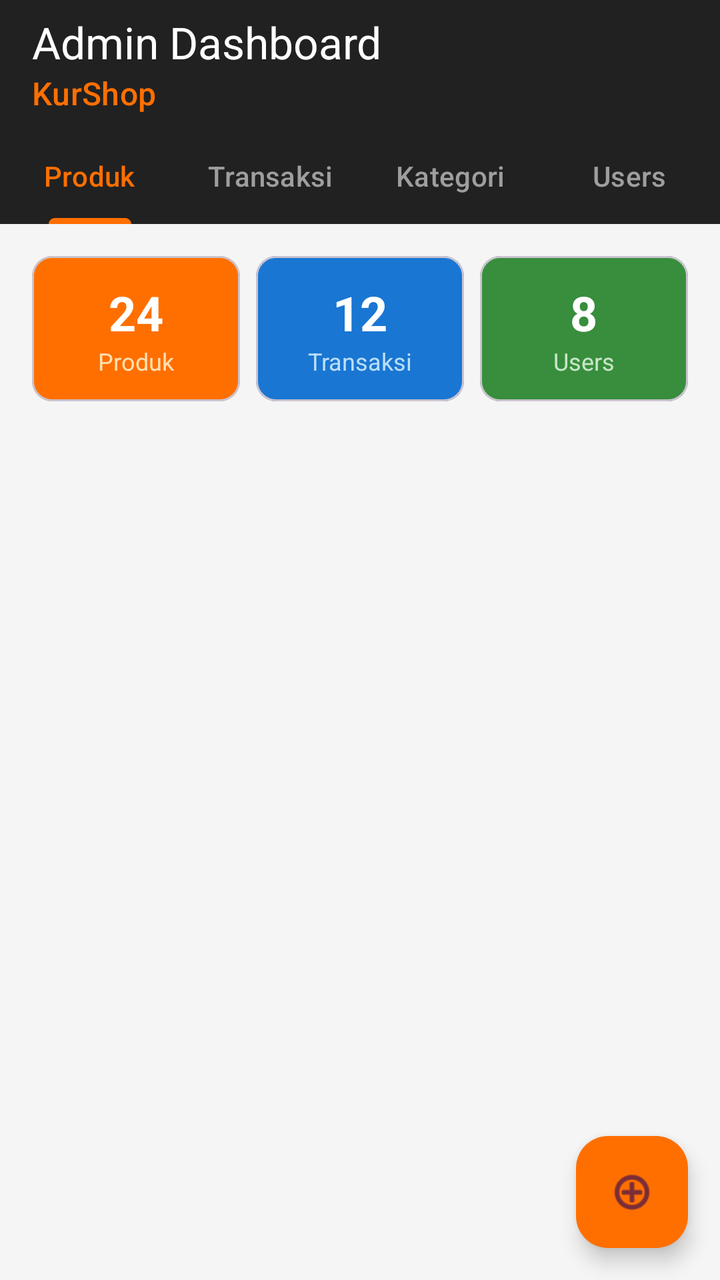
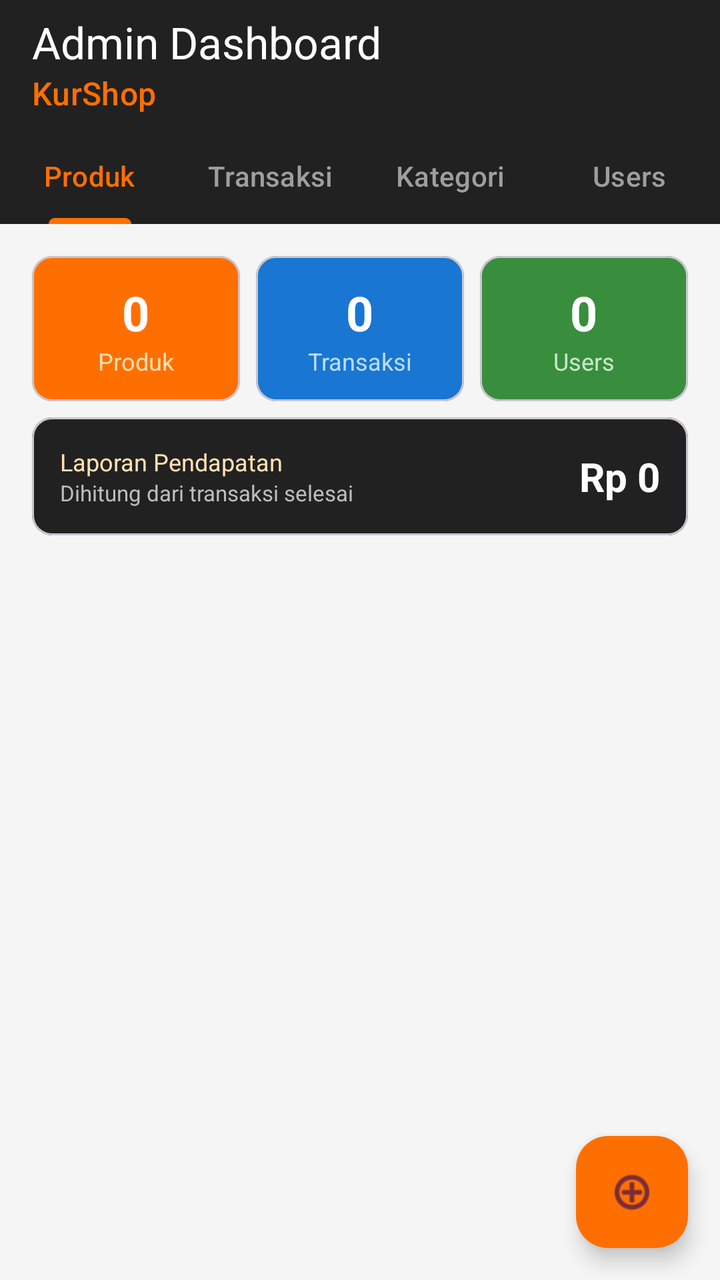

Before-and-after screenshots of an Android layout around one commit, followed by the original layout XML and the change that was made.
<!-- AndroidManifest.xml: application theme Theme.KurShop -->
<!-- res/layout/activity_admin_dashboard.xml -->
<?xml version="1.0" encoding="utf-8"?>
<LinearLayout xmlns:android="http://schemas.android.com/apk/res/android"
    xmlns:app="http://schemas.android.com/apk/res-auto"
    android:layout_width="match_parent"
    android:layout_height="match_parent"
    android:orientation="vertical"
    android:background="#F5F5F5">

    
    <com.google.android.material.appbar.MaterialToolbar
        android:id="@+id/toolbar"
        android:layout_width="match_parent"
        android:layout_height="?attr/actionBarSize"
        android:background="#212121"
        app:title="Admin Dashboard"
        app:titleTextColor="@android:color/white"
        app:subtitle="KurShop"
        app:subtitleTextColor="#FF6F00"/>

    
    <com.google.android.material.tabs.TabLayout
        android:id="@+id/tabLayout"
        android:layout_width="match_parent"
        android:layout_height="wrap_content"
        android:background="#212121"
        app:tabTextColor="#9E9E9E"
        app:tabSelectedTextColor="#FF6F00"
        app:tabIndicatorColor="#FF6F00">

        <com.google.android.material.tabs.TabItem
            android:layout_width="wrap_content"
            android:layout_height="wrap_content"
            android:text="Produk"/>

        <com.google.android.material.tabs.TabItem
            android:layout_width="wrap_content"
            android:layout_height="wrap_content"
            android:text="Transaksi"/>

        <com.google.android.material.tabs.TabItem
            android:layout_width="wrap_content"
            android:layout_height="wrap_content"
            android:text="Kategori"/>

        <com.google.android.material.tabs.TabItem
            android:layout_width="wrap_content"
            android:layout_height="wrap_content"
            android:text="Users"/>
    </com.google.android.material.tabs.TabLayout>

    
    <LinearLayout
        android:layout_width="match_parent"
        android:layout_height="wrap_content"
        android:orientation="horizontal"
        android:padding="12dp">

        
        <com.google.android.material.card.MaterialCardView
            android:layout_width="0dp"
            android:layout_height="wrap_content"
            android:layout_weight="1"
            android:layout_margin="4dp"
            app:cardCornerRadius="10dp"
            app:cardBackgroundColor="#FF6F00">

            <LinearLayout
                android:layout_width="match_parent"
                android:layout_height="wrap_content"
                android:orientation="vertical"
                android:padding="12dp"
                android:gravity="center">

                <TextView
                    android:id="@+id/tvJumlahProduk"
                    android:layout_width="wrap_content"
                    android:layout_height="wrap_content"
                    android:text="24"
                    android:textSize="24sp"
                    android:textStyle="bold"
                    android:textColor="@android:color/white"/>

                <TextView
                    android:layout_width="wrap_content"
                    android:layout_height="wrap_content"
                    android:text="Produk"
                    android:textSize="12sp"
                    android:textColor="#FFE0B2"/>
            </LinearLayout>
        </com.google.android.material.card.MaterialCardView>

        
        <com.google.android.material.card.MaterialCardView
            android:layout_width="0dp"
            android:layout_height="wrap_content"
            android:layout_weight="1"
            android:layout_margin="4dp"
            app:cardCornerRadius="10dp"
            app:cardBackgroundColor="#1976D2">

            <LinearLayout
                android:layout_width="match_parent"
                android:layout_height="wrap_content"
                android:orientation="vertical"
                android:padding="12dp"
                android:gravity="center">

                <TextView
                    android:id="@+id/tvJumlahTransaksi"
                    android:layout_width="wrap_content"
                    android:layout_height="wrap_content"
                    android:text="12"
                    android:textSize="24sp"
                    android:textStyle="bold"
                    android:textColor="@android:color/white"/>

                <TextView
                    android:layout_width="wrap_content"
                    android:layout_height="wrap_content"
                    android:text="Transaksi"
                    android:textSize="12sp"
                    android:textColor="#BBDEFB"/>
            </LinearLayout>
        </com.google.android.material.card.MaterialCardView>

        
        <com.google.android.material.card.MaterialCardView
            android:layout_width="0dp"
            android:layout_height="wrap_content"
            android:layout_weight="1"
            android:layout_margin="4dp"
            app:cardCornerRadius="10dp"
            app:cardBackgroundColor="#388E3C">

            <LinearLayout
                android:layout_width="match_parent"
                android:layout_height="wrap_content"
                android:orientation="vertical"
                android:padding="12dp"
                android:gravity="center">

                <TextView
                    android:id="@+id/tvJumlahUser"
                    android:layout_width="wrap_content"
                    android:layout_height="wrap_content"
                    android:text="8"
                    android:textSize="24sp"
                    android:textStyle="bold"
                    android:textColor="@android:color/white"/>

                <TextView
                    android:layout_width="wrap_content"
                    android:layout_height="wrap_content"
                    android:text="Users"
                    android:textSize="12sp"
                    android:textColor="#C8E6C9"/>
            </LinearLayout>
        </com.google.android.material.card.MaterialCardView>
    </LinearLayout>

    
    <androidx.viewpager2.widget.ViewPager2
        android:id="@+id/viewPager"
        android:layout_width="match_parent"
        android:layout_height="0dp"
        android:layout_weight="1"/>

    
    <com.google.android.material.floatingactionbutton.FloatingActionButton
        android:id="@+id/fabTambah"
        android:layout_width="wrap_content"
        android:layout_height="wrap_content"
        android:layout_gravity="bottom|end"
        android:layout_margin="16dp"
        android:src="@android:drawable/ic_menu_add"
        android:backgroundTint="#FF6F00"
        android:contentDescription="Tambah"/>

</LinearLayout>
<!-- resources referenced by this layout -->
<resources>
  <style name="Theme.KurShop" parent="Base.Theme.KurShop" />
  <style name="Base.Theme.KurShop" parent="Theme.Material3.DayNight.NoActionBar">
          
          
      </style>
</resources>

<!-- the commit's change to res/layout/activity_admin_dashboard.xml (unified diff, before → after) -->
@@ -15,7 +15,7 @@
         app:title="Admin Dashboard"
         app:titleTextColor="@android:color/white"
         app:subtitle="KurShop"
-        app:subtitleTextColor="#FF6F00"/>
+        app:subtitleTextColor="#FF6F00" />
 
     
     <com.google.android.material.tabs.TabLayout
@@ -30,130 +30,184 @@
         <com.google.android.material.tabs.TabItem
             android:layout_width="wrap_content"
             android:layout_height="wrap_content"
-            android:text="Produk"/>
-
-        <com.google.android.material.tabs.TabItem
-            android:layout_width="wrap_content"
-            android:layout_height="wrap_content"
-            android:text="Transaksi"/>
-
-        <com.google.android.material.tabs.TabItem
-            android:layout_width="wrap_content"
-            android:layout_height="wrap_content"
-            android:text="Kategori"/>
-
-        <com.google.android.material.tabs.TabItem
-            android:layout_width="wrap_content"
-            android:layout_height="wrap_content"
-            android:text="Users"/>
+            android:text="Produk" />
+
+        <com.google.android.material.tabs.TabItem
+            android:layout_width="wrap_content"
+            android:layout_height="wrap_content"
+            android:text="Transaksi" />
+
+        <com.google.android.material.tabs.TabItem
+            android:layout_width="wrap_content"
+            android:layout_height="wrap_content"
+            android:text="Kategori" />
+
+        <com.google.android.material.tabs.TabItem
+            android:layout_width="wrap_content"
+            android:layout_height="wrap_content"
+            android:text="Users" />
     </com.google.android.material.tabs.TabLayout>
 
     
     <LinearLayout
         android:layout_width="match_parent"
         android:layout_height="wrap_content"
-        android:orientation="horizontal"
+        android:orientation="vertical"
         android:padding="12dp">
+
+        <LinearLayout
+            android:layout_width="match_parent"
+            android:layout_height="wrap_content"
+            android:orientation="horizontal">
+
+            
+            <com.google.android.material.card.MaterialCardView
+                android:layout_width="0dp"
+                android:layout_height="wrap_content"
+                android:layout_weight="1"
+                android:layout_margin="4dp"
+                app:cardCornerRadius="10dp"
+                app:cardBackgroundColor="#FF6F00">
+
+                <LinearLayout
+                    android:layout_width="match_parent"
+                    android:layout_height="wrap_content"
+                    android:orientation="vertical"
+                    android:padding="12dp"
+                    android:gravity="center">
+
+                    <TextView
+                        android:id="@+id/tvJumlahProduk"
+                        android:layout_width="wrap_content"
+                        android:layout_height="wrap_content"
+                        android:text="0"
+                        android:textSize="24sp"
+                        android:textStyle="bold"
+                        android:textColor="@android:color/white" />
+
+                    <TextView
+                        android:layout_width="wrap_content"
+                        android:layout_height="wrap_content"
+                        android:text="Produk"
+                        android:textSize="12sp"
+                        android:textColor="#FFE0B2" />
+                </LinearLayout>
+            </com.google.android.material.card.MaterialCardView>
+
+            
+            <com.google.android.material.card.MaterialCardView
+                android:layout_width="0dp"
+                android:layout_height="wrap_content"
+                android:layout_weight="1"
+                android:layout_margin="4dp"
+                app:cardCornerRadius="10dp"
+                app:cardBackgroundColor="#1976D2">
+
+                <LinearLayout
+                    android:layout_width="match_parent"
+                    android:layout_height="wrap_content"
+                    android:orientation="vertical"
+                    android:padding="12dp"
+                    android:gravity="center">
+
+                    <TextView
+                        android:id="@+id/tvJumlahTransaksi"
+                        android:layout_width="wrap_content"
+                        android:layout_height="wrap_content"
+                        android:text="0"
+                        android:textSize="24sp"
+                        android:textStyle="bold"
+                        android:textColor="@android:color/white" />
+
+                    <TextView
+                        android:layout_width="wrap_content"
+                        android:layout_height="wrap_content"
+                        android:text="Transaksi"
+                        android:textSize="12sp"
+                        android:textColor="#BBDEFB" />
+                </LinearLayout>
+            </com.google.android.material.card.MaterialCardView>
+
+            
+            <com.google.android.material.card.MaterialCardView
+                android:layout_width="0dp"
+                android:layout_height="wrap_content"
+                android:layout_weight="1"
+                android:layout_margin="4dp"
+                app:cardCornerRadius="10dp"
+                app:cardBackgroundColor="#388E3C">
+
+                <LinearLayout
+                    android:layout_width="match_parent"
+                    android:layout_height="wrap_content"
+                    android:orientation="vertical"
+                    android:padding="12dp"
+                    android:gravity="center">
+
+                    <TextView
+                        android:id="@+id/tvJumlahUser"
+                        android:layout_width="wrap_content"
+                        android:layout_height="wrap_content"
+                        android:text="0"
+                        android:textSize="24sp"
+                        android:textStyle="bold"
+                        android:textColor="@android:color/white" />
+
+                    <TextView
+                        android:layout_width="wrap_content"
+                        android:layout_height="wrap_content"
+                        android:text="Users"
+                        android:textSize="12sp"
+                        android:textColor="#C8E6C9" />
+                </LinearLayout>
+            </com.google.android.material.card.MaterialCardView>
+        </LinearLayout>
 
         
         <com.google.android.material.card.MaterialCardView
-            android:layout_width="0dp"
-            android:layout_height="wrap_content"
-            android:layout_weight="1"
+            android:layout_width="match_parent"
+            android:layout_height="wrap_content"
             android:layout_margin="4dp"
             app:cardCornerRadius="10dp"
-            app:cardBackgroundColor="#FF6F00">
+            app:cardBackgroundColor="#212121">
 
             <LinearLayout
                 android:layout_width="match_parent"
                 android:layout_height="wrap_content"
-                android:orientation="vertical"
-                android:padding="12dp"
-                android:gravity="center">
+                android:orientation="horizontal"
+                android:padding="14dp"
+                android:gravity="center_vertical">
+
+                <LinearLayout
+                    android:layout_width="0dp"
+                    android:layout_height="wrap_content"
+                    android:layout_weight="1"
+                    android:orientation="vertical">
+
+                    <TextView
+                        android:layout_width="wrap_content"
+                        android:layout_height="wrap_content"
+                        android:text="Laporan Pendapatan"
+                        android:textSize="12sp"
+                        android:textColor="#FFE0B2" />
+
+                    <TextView
+                        android:layout_width="wrap_content"
+                        android:layout_height="wrap_content"
+                        android:text="Dihitung dari transaksi selesai"
+                        android:textSize="11sp"
+                        android:textColor="#BDBDBD" />
+                </LinearLayout>
 
                 <TextView
-                    android:id="@+id/tvJumlahProduk"
+                    android:id="@+id/tvTotalPendapatan"
                     android:layout_width="wrap_content"
                     android:layout_height="wrap_content"
-                    android:text="24"
-                    android:textSize="24sp"
+                    android:text="Rp 0"
+                    android:textSize="20sp"
                     android:textStyle="bold"
-                    android:textColor="@android:color/white"/>
-
-                <TextView
-                    android:layout_width="wrap_content"
-                    android:layout_height="wrap_content"
-                    android:text="Produk"
-                    android:textSize="12sp"
-                    android:textColor="#FFE0B2"/>
-            </LinearLayout>
-        </com.google.android.material.card.MaterialCardView>
-
-        
-        <com.google.android.material.card.MaterialCardView
-            android:layout_width="0dp"
-            android:layout_height="wrap_content"
-            android:layout_weight="1"
-            android:layout_margin="4dp"
-            app:cardCornerRadius="10dp"
-            app:cardBackgroundColor="#1976D2">
-
-            <LinearLayout
-                android:layout_width="match_parent"
-                android:layout_height="wrap_content"
-                android:orientation="vertical"
-                android:padding="12dp"
-                android:gravity="center">
-
-                <TextView
-                    android:id="@+id/tvJumlahTransaksi"
-                    android:layout_width="wrap_content"
-                    android:layout_height="wrap_content"
-                    android:text="12"
-                    android:textSize="24sp"
-                    android:textStyle="bold"
-                    android:textColor="@android:color/white"/>
-
-                <TextView
-                    android:layout_width="wrap_content"
-                    android:layout_height="wrap_content"
-                    android:text="Transaksi"
-                    android:textSize="12sp"
-                    android:textColor="#BBDEFB"/>
-            </LinearLayout>
-        </com.google.android.material.card.MaterialCardView>
-
-        
-        <com.google.android.material.card.MaterialCardView
-            android:layout_width="0dp"
-            android:layout_height="wrap_content"
-            android:layout_weight="1"
-            android:layout_margin="4dp"
-            app:cardCornerRadius="10dp"
-            app:cardBackgroundColor="#388E3C">
-
-            <LinearLayout
-                android:layout_width="match_parent"
-                android:layout_height="wrap_content"
-                android:orientation="vertical"
-                android:padding="12dp"
-                android:gravity="center">
-
-                <TextView
-                    android:id="@+id/tvJumlahUser"
-                    android:layout_width="wrap_content"
-                    android:layout_height="wrap_content"
-                    android:text="8"
-                    android:textSize="24sp"
-                    android:textStyle="bold"
-                    android:textColor="@android:color/white"/>
-
-                <TextView
-                    android:layout_width="wrap_content"
-                    android:layout_height="wrap_content"
-                    android:text="Users"
-                    android:textSize="12sp"
-                    android:textColor="#C8E6C9"/>
+                    android:textColor="@android:color/white" />
+
             </LinearLayout>
         </com.google.android.material.card.MaterialCardView>
     </LinearLayout>
@@ -163,7 +217,7 @@
         android:id="@+id/viewPager"
         android:layout_width="match_parent"
         android:layout_height="0dp"
-        android:layout_weight="1"/>
+        android:layout_weight="1" />
 
     
     <com.google.android.material.floatingactionbutton.FloatingActionButton
@@ -174,6 +228,6 @@
         android:layout_margin="16dp"
         android:src="@android:drawable/ic_menu_add"
         android:backgroundTint="#FF6F00"
-        android:contentDescription="Tambah"/>
+        android:contentDescription="Tambah" />
 
 </LinearLayout>
